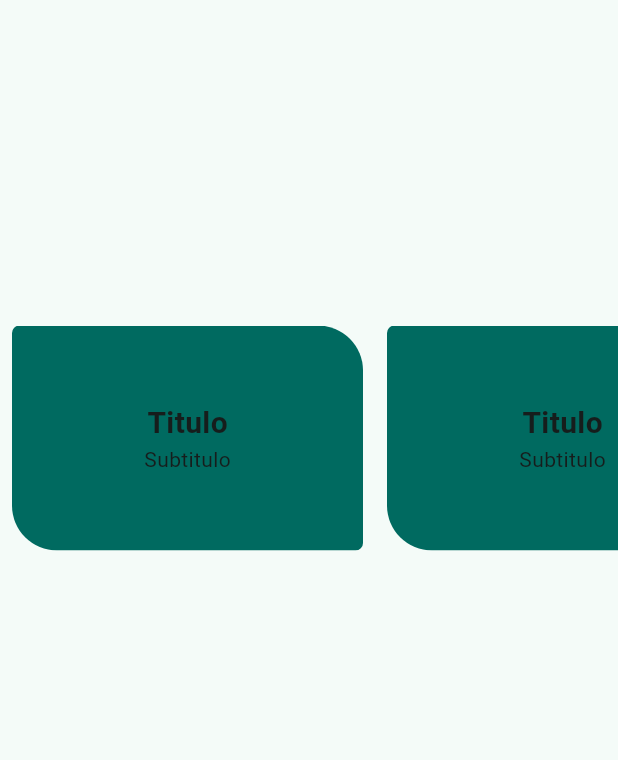
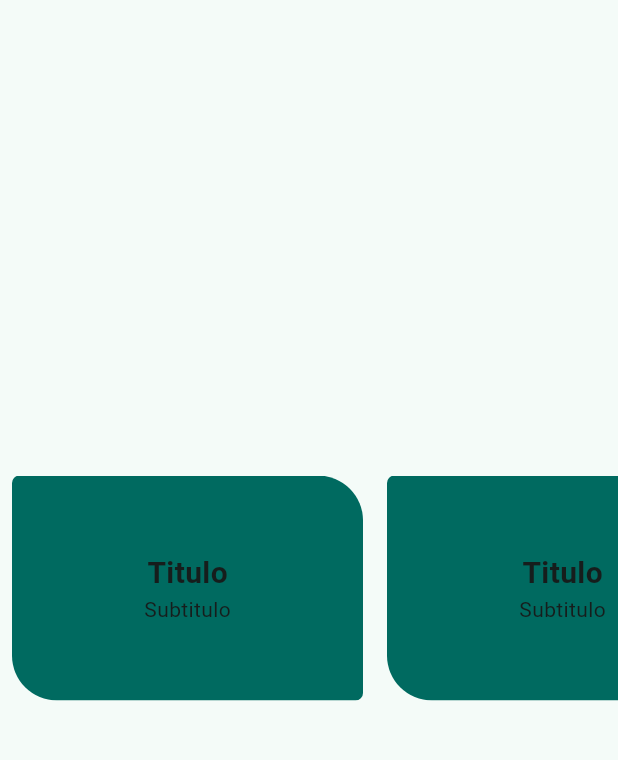
Before and after one commit to Isa-josep/time_to_train, a Flutter app: the screen it shows after launch, on a phone screen of 412 x 824 dp, the part 72-832 px from its top. Run offline on Flutter 3.47's test engine with Material 3 defaults, Android fonts, the phone set to English and light mode, and no system bars; our stand-ins replace animate_do.

Commit message:
cards animate

```diff
--- a/lib/widgets/horizontal_view_card.dart
+++ b/lib/widgets/horizontal_view_card.dart
@@ -1,3 +1,4 @@
+import 'package:animate_do/animate_do.dart';
 import 'package:flutter/material.dart';
 class HorizontalCardView extends StatelessWidget {
   const HorizontalCardView({super.key});
@@ -6,7 +7,7 @@ class HorizontalCardView extends StatelessWidget {
   Widget build(BuildContext context) {
 
     return  SizedBox(
-      height: 350,
+      height: 150,
       child: Column(
         children: [
           Expanded(
@@ -16,9 +17,9 @@ class HorizontalCardView extends StatelessWidget {
               itemCount: 15,
               physics: const BouncingScrollPhysics(),
               itemBuilder: (context,index){
-                return const SizedBox(
+                return  SizedBox(
                   width: 250,
-                  child: CardView(),
+                  child: FadeInLeft(child: const CardView()),
                 );
               }
             )
@@ -57,8 +58,10 @@ class CardView extends StatelessWidget {
                     mainAxisAlignment: MainAxisAlignment.center,
                     children:[
                       Text("Titulo",
-                      style: TextStyle(fontSize: 20, fontWeight: FontWeight.bold)
-                      ),
+                      style: TextStyle(
+                        fontSize: 20,
+                        fontWeight: FontWeight.bold
+                      )),
                       Text("Subtitulo",)
                     ],
                   )
```
